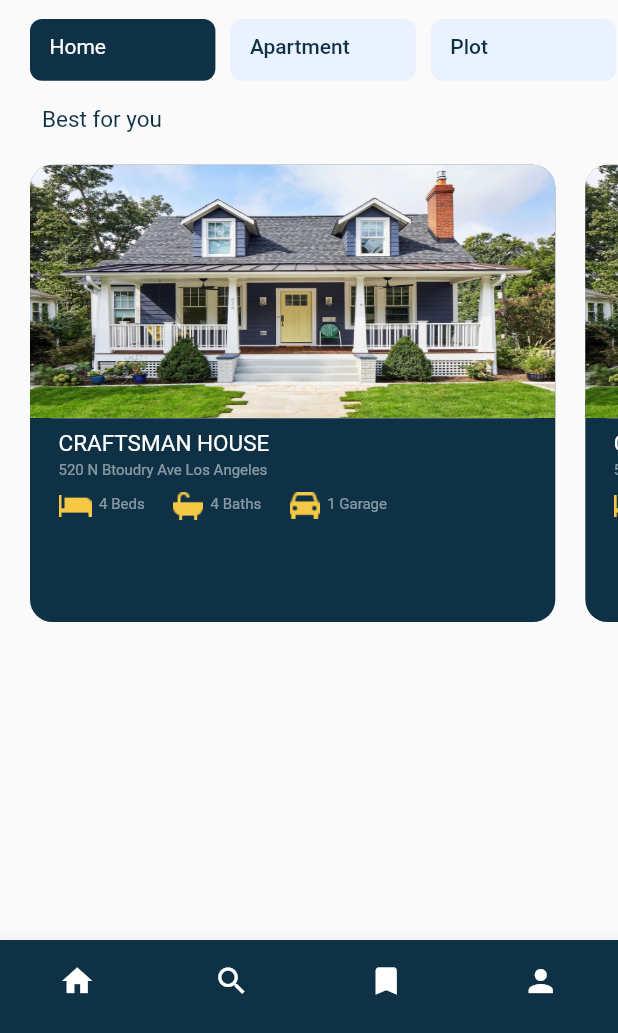
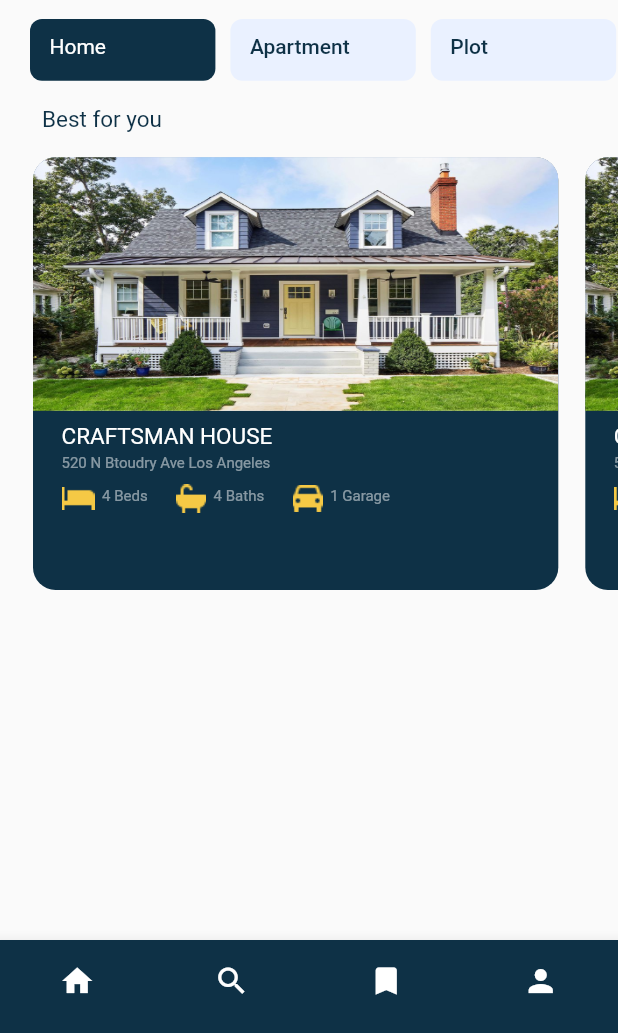
Before and after one commit to hamzar98980/Flutter-property-app, a Flutter app: the Property screen opened directly, on a phone screen of 412 x 824 dp, the part 203-1236 px from its top. Run offline on Flutter 3.47's test engine with Material 2 defaults, Android fonts, the light colour scheme and no system bars.

Commit message:
property page

```diff
--- a/lib/components/alert.dart
+++ b/lib/components/alert.dart
@@ -139,7 +139,7 @@ class Prop extends StatelessWidget {
         Padding(
           padding: const EdgeInsets.only(top: 8),
           child: Container(
-            height: MediaQuery.of(context).size.height * 0.37,
+            height: MediaQuery.of(context).size.height * 0.35,
             width: MediaQuery.of(context).size.width * 0.85,
             decoration: BoxDecoration(
                 color: Color(colorconst.primarycolor),
--- a/lib/screens/property.dart
+++ b/lib/screens/property.dart
@@ -127,7 +127,7 @@ class Property extends StatelessWidget {
             Row(
               children: [
                 Padding(
-                  padding: const EdgeInsets.fromLTRB(28, 12, 0, 8),
+                  padding: const EdgeInsets.fromLTRB(28, 12, 0, 5),
                   child: Text(
                     Text_comp.bestfor,
                     style: TextStyle(
@@ -141,12 +141,12 @@ class Property extends StatelessWidget {
                 SingleChildScrollView(
                   scrollDirection: Axis.horizontal,
                   child: Padding(
-                    padding: const EdgeInsets.fromLTRB(20, 5, 5, 2),
+                    padding: const EdgeInsets.fromLTRB(22, 3, 18, 2),
                     child: Row(
-                      children: [
+                      children: const [
                         Prop(),
                         SizedBox(
-                          width: 20,
+                          width: 18,
                         ),
                         Prop(),
                       ],
```
